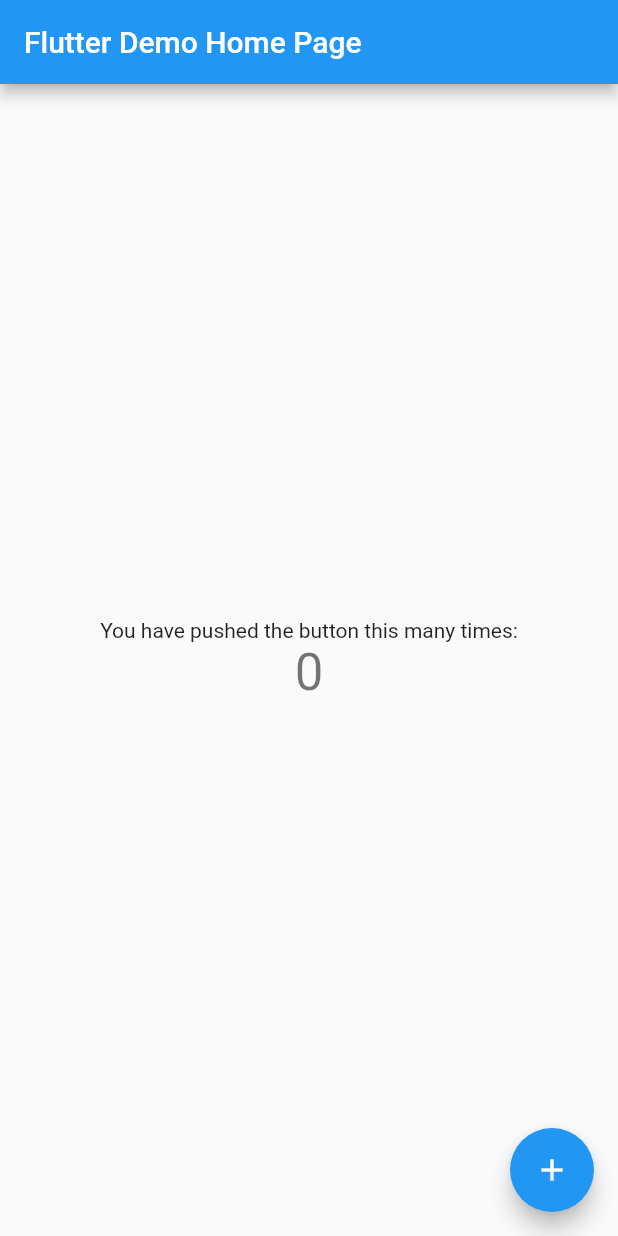
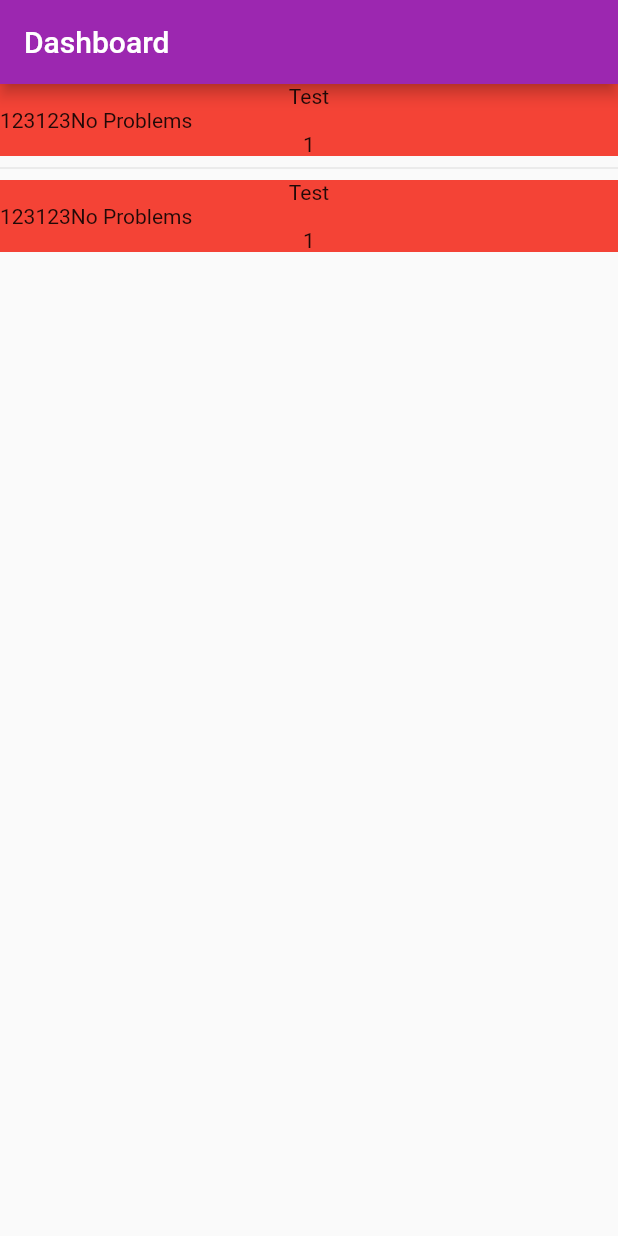
Before and after one commit to 100xA/IntegrationFlutterApp, a Flutter app: the screen it shows after launch, on a phone screen of 412 x 824 dp. Run offline on Flutter 3.47's test engine with Material 2 defaults, Android fonts, the phone set to English and light mode, and no system bars; our stand-ins replace cloud_firestore, equatable, firebase_core, firebase_database, get_it; accounts and stored records are empty.

Commit message:
Firebase Connection + First Dashboard Design

```diff
--- /dev/null
+++ b/lib/components/dashboard/ui/integration_dashboard.dart
@@ -0,0 +1,41 @@
+// ignore: must_be_immutable
+import 'package:flutter/material.dart';
+import 'package:integration_flutter_app/components/dashboard/repo/item.dart';
+import 'package:integration_flutter_app/design/widgets/dashboard_item.dart';
+
+class IntegrationDashboard extends StatelessWidget {
+  IntegrationDashboard({
+    super.key,
+    required this.title,
+  });
+  String title = "";
+  @override
+  Widget build(BuildContext context) {
+    return Scaffold(
+      appBar: AppBar(
+        title: Text(title),
+      ),
+      body: SingleChildScrollView(
+        child: Column(
+
+            // horizontal).
+            mainAxisAlignment: MainAxisAlignment.center,
+            children: <Widget>[
+              ListView.separated(
+                physics: const BouncingScrollPhysics(),
+                separatorBuilder: (_, __) => Divider(),
+                shrinkWrap: true,
+                itemBuilder: ((context, index) {
+                  return DashboardItem(
+                      name: "Test",
+                      serialNumber: 123123,
+                      currentProblems: "No Problems",
+                      type: 1);
+                }),
+                itemCount: 2,
+              ),
+            ]),
+      ),
+    );
+  }
+}
--- /dev/null
+++ b/lib/core/services/service_locator.dart
@@ -0,0 +1,6 @@
+import 'package:get_it/get_it.dart';
+
+final GetIt app = GetIt.instance;
+
+//TODO: Service Locator
+void setupServices() {}
--- /dev/null
+++ b/lib/design/colors.dart
@@ -0,0 +1,14 @@
+import 'package:flutter/material.dart';
+
+const MaterialColor purpleColor = MaterialColor(0xFF9C27B0, {
+  50: Color.fromRGBO(87, 59, 170, .1),
+  100: Color.fromRGBO(87, 59, 170, .2),
+  200: Color.fromRGBO(87, 59, 170, .3),
+  300: Color.fromRGBO(87, 59, 170, .4),
+  400: Color.fromRGBO(87, 59, 170, .5),
+  500: Color.fromRGBO(87, 59, 170, .6),
+  600: Color.fromRGBO(87, 59, 170, .7),
+  700: Color.fromRGBO(87, 59, 170, .8),
+  800: Color.fromRGBO(87, 59, 170, .9),
+  900: Color.fromRGBO(87, 59, 170, 1),
+});
--- /dev/null
+++ b/lib/design/widgets/dashboard_item.dart
@@ -0,0 +1,30 @@
+import 'package:flutter/material.dart';
+import 'package:integration_flutter_app/components/dashboard/repo/item.dart';
+
+class DashboardItem extends StatelessWidget {
+  final String name;
+  final int serialNumber;
+  final String currentProblems;
+  final int type;
+
+  const DashboardItem(
+      {super.key,
+      required this.name,
+      required this.serialNumber,
+      required this.currentProblems,
+      required this.type});
+
+  @override
+  Widget build(BuildContext context) {
+    return Container(
+      color: Colors.red,
+      child: Column(children: [
+        Center(child: Text(name)),
+        Row(
+          children: [Text(serialNumber.toString()), Text(currentProblems)],
+        ),
+        Text(type.toString())
+      ]),
+    );
+  }
+}
--- /dev/null
+++ b/lib/integrationApp.dart
@@ -0,0 +1,19 @@
+import 'package:flutter/material.dart';
+import 'package:integration_flutter_app/design/colors.dart';
+
+import 'components/dashboard/ui/integration_dashboard.dart';
+
+class IntegrationApp extends StatelessWidget {
+  const IntegrationApp({super.key});
+
+  @override
+  Widget build(BuildContext context) {
+    return MaterialApp(
+      title: 'Dashboard',
+      theme: ThemeData(
+        primarySwatch: purpleColor,
+      ),
+      home: IntegrationDashboard(title: 'Dashboard'),
+    );
+  }
+}
--- a/lib/main.dart
+++ b/lib/main.dart
@@ -1,115 +1,32 @@
+import 'dart:async';
+
+import 'package:cloud_firestore/cloud_firestore.dart';
+import 'package:firebase_core/firebase_core.dart';
+import 'package:firebase_database/firebase_database.dart';
 import 'package:flutter/material.dart';
+import 'package:flutter/services.dart';
+import 'package:integration_flutter_app/core/services/service_locator.dart';
+import 'package:integration_flutter_app/integrationapp.dart';
+import 'dart:developer' as developer;
 
 void main() {
-  runApp(const MyApp());
+  runZonedGuarded(() async {
+    WidgetsFlutterBinding.ensureInitialized();
+
+    /// Set Rotation
+    SystemChrome.setPreferredOrientations([
+      DeviceOrientation.portraitUp,
+      DeviceOrientation.portraitDown,
+    ]);
+
+    /// sets up the global service locator
+    setupServices();
+
+    /// initialize Firebase
+    await Firebase.initializeApp();
+    FirebaseDatabase.instance.setPersistenceEnabled(true);
+    FirebaseFirestore.instance.settings =
+        const Settings(cacheSizeBytes: Settings.CACHE_SIZE_UNLIMITED);
+  }, ((error, stack) => developer.log("Error on Startup", error: error)));
+  runApp(IntegrationApp());
 }
-
-class MyApp extends StatelessWidget {
-  const MyApp({super.key});
-
-  // This widget is the root of your application.
-  @override
-  Widget build(BuildContext context) {
-    return MaterialApp(
-      title: 'Flutter Demo',
-      theme: ThemeData(
-        // This is the theme of your application.
-        //
-        // Try running your application with "flutter run". You'll see the
-        // application has a blue toolbar. Then, without quitting the app, try
-        // changing the primarySwatch below to Colors.green and then invoke
-        // "hot reload" (press "r" in the console where you ran "flutter run",
-        // or simply save your changes to "hot reload" in a Flutter IDE).
-        // Notice that the counter didn't reset back to zero; the application
-        // is not restarted.
-        primarySwatch: Colors.blue,
-      ),
-      home: const MyHomePage(title: 'Flutter Demo Home Page'),
-    );
-  }
-}
-
-class MyHomePage extends StatefulWidget {
-  const MyHomePage({super.key, required this.title});
-
-  // This widget is the home page of your application. It is stateful, meaning
-  // that it has a State object (defined below) that contains fields that affect
-  // how it looks.
-
-  // This class is the configuration for the state. It holds the values (in this
-  // case the title) provided by the parent (in this case the App widget) and
-  // used by the build method of the State. Fields in a Widget subclass are
-  // always marked "final".
-
-  final String title;
-
-  @override
-  State<MyHomePage> createState() => _MyHomePageState();
-}
-
-class _MyHomePageState extends State<MyHomePage> {
-  int _counter = 0;
-
-  void _incrementCounter() {
-    setState(() {
-      // This call to setState tells the Flutter framework that something has
-      // changed in this State, which causes it to rerun the build method below
-      // so that the display can reflect the updated values. If we changed
-      // _counter without calling setState(), then the build method would not be
-      // called again, and so nothing would appear to happen.
-      _counter++;
-    });
-  }
-
-  @override
-  Widget build(BuildContext context) {
-    // This method is rerun every time setState is called, for instance as done
-    // by the _incrementCounter method above.
-    //
-    // The Flutter framework has been optimized to make rerunning build methods
-    // fast, so that you can just rebuild anything that needs updating rather
-    // than having to individually change instances of widgets.
-    return Scaffold(
-      appBar: AppBar(
-        // Here we take the value from the MyHomePage object that was created by
-        // the App.build method, and use it to set our appbar title.
-        title: Text(widget.title),
-      ),
-      body: Center(
-        // Center is a layout widget. It takes a single child and positions it
-        // in the middle of the parent.
-        child: Column(
-          // Column is also a layout widget. It takes a list of children and
-          // arranges them vertically. By default, it sizes itself to fit its
-          // children horizontally, and tries to be as tall as its parent.
-          //
-          // Invoke "debug painting" (press "p" in the console, choose the
-          // "Toggle Debug Paint" action from the Flutter Inspector in Android
-          // Studio, or the "Toggle Debug Paint" command in Visual Studio Code)
-          // to see the wireframe for each widget.
-          //
-          // Column has various properties to control how it sizes itself and
-          // how it positions its children. Here we use mainAxisAlignment to
-          // center the children vertically; the main axis here is the vertical
-          // axis because Columns are vertical (the cross axis would be
-          // horizontal).
-          mainAxisAlignment: MainAxisAlignment.center,
-          children: <Widget>[
-            const Text(
-              'You have pushed the button this many times:',
-            ),
-            Text(
-              '$_counter',
-              style: Theme.of(context).textTheme.headline4,
-            ),
-          ],
-        ),
-      ),
-      floatingActionButton: FloatingActionButton(
-        onPressed: _incrementCounter,
-        tooltip: 'Increment',
-        child: const Icon(Icons.add),
-      ), // This trailing comma makes auto-formatting nicer for build methods.
-    );
-  }
-}
```
Also changed, not shown: lib/components/dashboard/repo/item.dart (added, +65 -0 lines), pubspec.yaml (+7 -0 lines), assets/img/test-drucker.webp (added), pubspec.lock, 16 other files.
